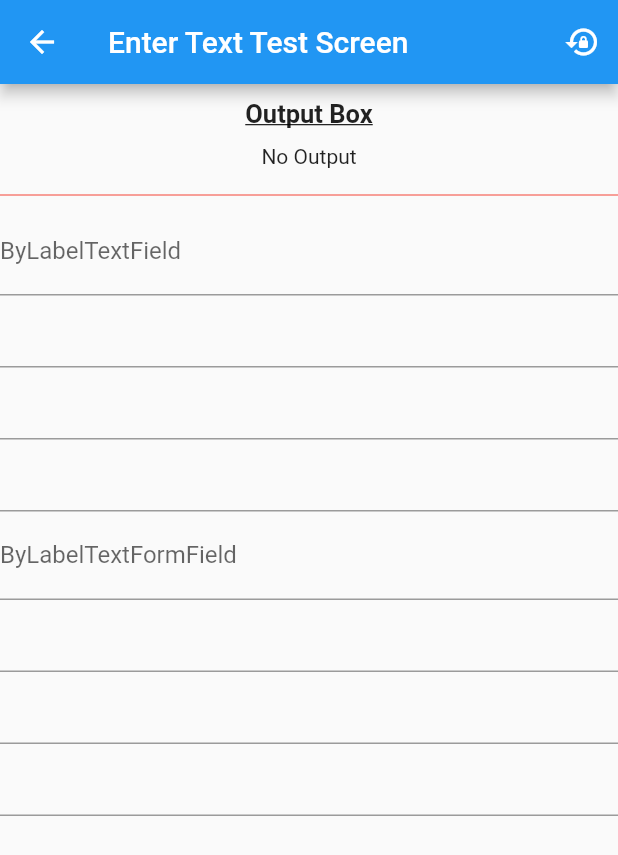
After one commit to AradhyaNepal/AppiumFlutterUtils, a Flutter app: the EnterTextTestScreen screen opened by its route, on a phone screen of 412 x 824 dp. The commit adds this screen. Shown: the top 855 px of the screen. Run offline on Flutter 3.47's test engine with Material 2 defaults, Android fonts, the phone set to English and light mode, and no system bars; missing offline and left inert: flutter_driver.

Commit message:
EnterText: Testcase setup

```diff
--- /dev/null
+++ b/FlutterAppForTesting/lib/screens/enter_text_test/enter_text_test_screen.dart
@@ -0,0 +1,199 @@
+import 'package:flutter/material.dart';
+
+class EnterTextTestScreen extends StatefulWidget {
+  static const String route = "/EnterTextTestScreen";
+  static const String heading = "Enter Text Test Screen";
+
+  const EnterTextTestScreen({Key? key}) : super(key: key);
+
+  @override
+  State<EnterTextTestScreen> createState() => _EnterTextTestScreenState();
+}
+
+class _EnterTextTestScreenState extends State<EnterTextTestScreen> {
+  String outputBox = "";
+
+  @override
+  Widget build(BuildContext context) {
+    final size = MediaQuery.of(context).size;
+    return SafeArea(
+      child: SizedBox(
+        height: size.height,
+        width: size.width,
+        child: Scaffold(
+          appBar: AppBar(
+            title: const Text(
+              EnterTextTestScreen.heading,
+            ),
+            actions: [
+              IconButton(
+                key: const ValueKey("reset"),
+                onPressed: () {
+                  setState(() {
+                    outputBox = "";
+                  });
+                },
+                icon: const Icon(
+                  Icons.lock_reset,
+                ),
+              )
+            ],
+          ),
+          body: Column(
+            children: [
+              const SizedBox(
+                height: 10,
+              ),
+              const Text(
+                "Output Box",
+                style: TextStyle(
+                  fontWeight: FontWeight.bold,
+                  decoration: TextDecoration.underline,
+                  fontSize: 17,
+                ),
+              ),
+              const SizedBox(
+                height: 10,
+              ),
+              Text(
+                outputBox.isEmpty?"No Output":outputBox,
+                key: const ValueKey("output-box"),
+                semanticsLabel: "OutputBox",
+              ),
+              const SizedBox(
+                height: 10,
+              ),
+              const Divider(
+                color: Colors.red,
+              ),
+              Expanded(
+                child: SingleChildScrollView(
+                  child: Column(
+                    children: [
+                      TextFieldTestWidget(
+                        updateOutput: updateOutput,
+                      ),
+                      TextFormFieldTestWidget(
+                        updateOutput: updateOutput,
+                      ),
+                    ],
+                  ),
+                ),
+              ),
+            ],
+          ),
+        ),
+      ),
+    );
+  }
+
+  void updateOutput(String value) {
+    setState(() {
+      outputBox = value;
+    });
+  }
+}
+
+class TextFieldTestWidget extends StatelessWidget {
+  final Function(String) updateOutput;
+
+  const TextFieldTestWidget({required this.updateOutput, Key? key})
+      : super(key: key);
+
+  @override
+  Widget build(BuildContext context) {
+    return Column(
+      children: [
+        TextField(
+          onChanged: (e) => updateOutput(e),
+          decoration: const InputDecoration(
+            label: Text(
+              "ByLabelTextField",
+            ),
+          ),
+        ),
+        TextField(
+          onChanged: (e) => updateOutput(e),
+          key: const ValueKey("by-value-key_text_field"),
+        ),
+        ByTypeTextField(
+          onChanged: updateOutput,
+        ),
+        Semantics(
+          label: "BySemanticTextField",
+          child: TextField(
+            onChanged: (e) => updateOutput(e),
+          ),
+        ),
+      ],
+    );
+  }
+}
+
+class ByTypeTextField extends StatelessWidget {
+  final Function(String) onChanged;
+
+  const ByTypeTextField({
+    required this.onChanged,
+    super.key,
+  });
+
+  @override
+  Widget build(BuildContext context) {
+    return TextField(
+      onChanged: onChanged,
+    );
+  }
+}
+
+class TextFormFieldTestWidget extends StatelessWidget {
+  final Function(String) updateOutput;
+
+  const TextFormFieldTestWidget({required this.updateOutput, Key? key})
+      : super(key: key);
+
+  @override
+  Widget build(BuildContext context) {
+    return Column(
+      children: [
+        TextFormField(
+          onChanged: (e) => updateOutput(e),
+          decoration: const InputDecoration(
+            label: Text(
+              "ByLabelTextFormField",
+            ),
+          ),
+        ),
+        TextFormField(
+          onChanged: (e) => updateOutput(e),
+          key: const ValueKey("by-value-key_text_form_field"),
+        ),
+        ByTypeTextFormField(
+          onChanged: updateOutput,
+        ),
+        Semantics(
+          label: "BySemanticTextFormField",
+          child: TextFormField(
+            onChanged: (e) => updateOutput(e),
+          ),
+        ),
+      ],
+    );
+  }
+}
+
+class ByTypeTextFormField extends StatelessWidget {
+  final Function(String) onChanged;
+
+  const ByTypeTextFormField({
+    required this.onChanged,
+    super.key,
+  });
+
+  @override
+  Widget build(BuildContext context) {
+    return TextFormField(
+      onChanged: onChanged,
+    );
+  }
+}
```
Also changed, not shown: FlutterAppForTesting/lib/main.dart (+6 -3 lines), FlutterAppForTesting/lib/screens/home/home_screen.dart (+13 -8 lines), 10 other files.
